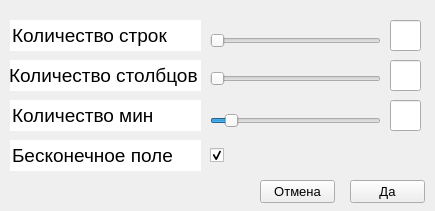
The window that Курсовая работа/select_option.ui (turbokey/Coursework_3_semester) describes before a commit, drawn with Qt 5.
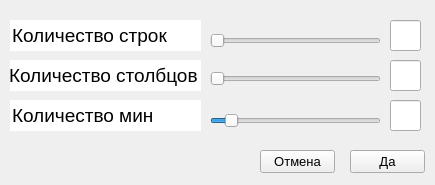
The same window after the commit.

Patch:
```diff
--- a/Курсовая работа/select_option.ui
+++ b/Курсовая работа/select_option.ui
@@ -7,7 +7,7 @@
     <x>0</x>
     <y>0</y>
     <width>435</width>
-    <height>211</height>
+    <height>185</height>
    </rect>
   </property>
   <property name="sizePolicy">
@@ -23,7 +23,7 @@
    <property name="geometry">
     <rect>
      <x>350</x>
-     <y>180</y>
+     <y>150</y>
      <width>75</width>
      <height>23</height>
     </rect>
@@ -41,7 +41,7 @@
    <property name="geometry">
     <rect>
      <x>260</x>
-     <y>180</y>
+     <y>150</y>
      <width>75</width>
      <height>23</height>
     </rect>
@@ -196,61 +196,6 @@
     <bool>false</bool>
    </property>
   </widget>
-  <widget class="QLineEdit" name="lineEdit">
-   <property name="enabled">
-    <bool>true</bool>
-   </property>
-   <property name="geometry">
-    <rect>
-     <x>10</x>
-     <y>140</y>
-     <width>191</width>
-     <height>31</height>
-    </rect>
-   </property>
-   <property name="font">
-    <font>
-     <pointsize>14</pointsize>
-    </font>
-   </property>
-   <property name="cursor">
-    <cursorShape>IBeamCursor</cursorShape>
-   </property>
-   <property name="focusPolicy">
-    <enum>Qt::StrongFocus</enum>
-   </property>
-   <property name="autoFillBackground">
-    <bool>false</bool>
-   </property>
-   <property name="text">
-    <string>Бесконечное поле</string>
-   </property>
-   <property name="frame">
-    <bool>false</bool>
-   </property>
-   <property name="readOnly">
-    <bool>true</bool>
-   </property>
-  </widget>
-  <widget class="QCheckBox" name="infinity">
-   <property name="geometry">
-    <rect>
-     <x>210</x>
-     <y>140</y>
-     <width>171</width>
-     <height>31</height>
-    </rect>
-   </property>
-   <property name="styleSheet">
-    <string notr="true"/>
-   </property>
-   <property name="text">
-    <string/>
-   </property>
-   <property name="checked">
-    <bool>true</bool>
-   </property>
-  </widget>
   <widget class="QLineEdit" name="row">
    <property name="geometry">
     <rect>
```
